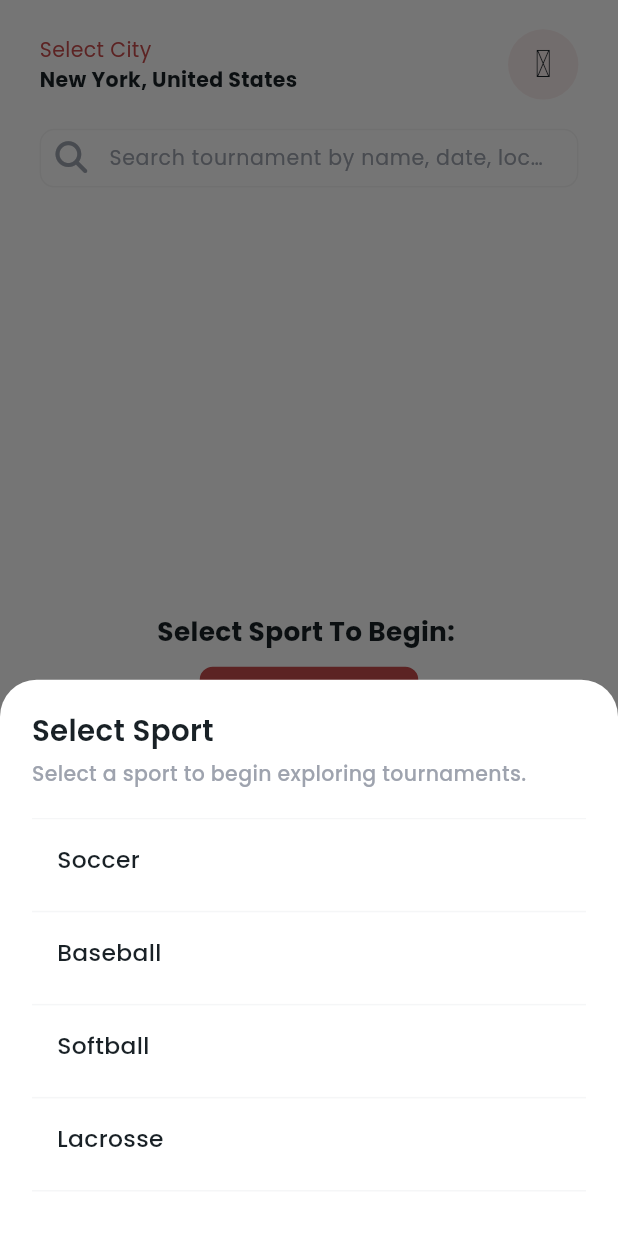
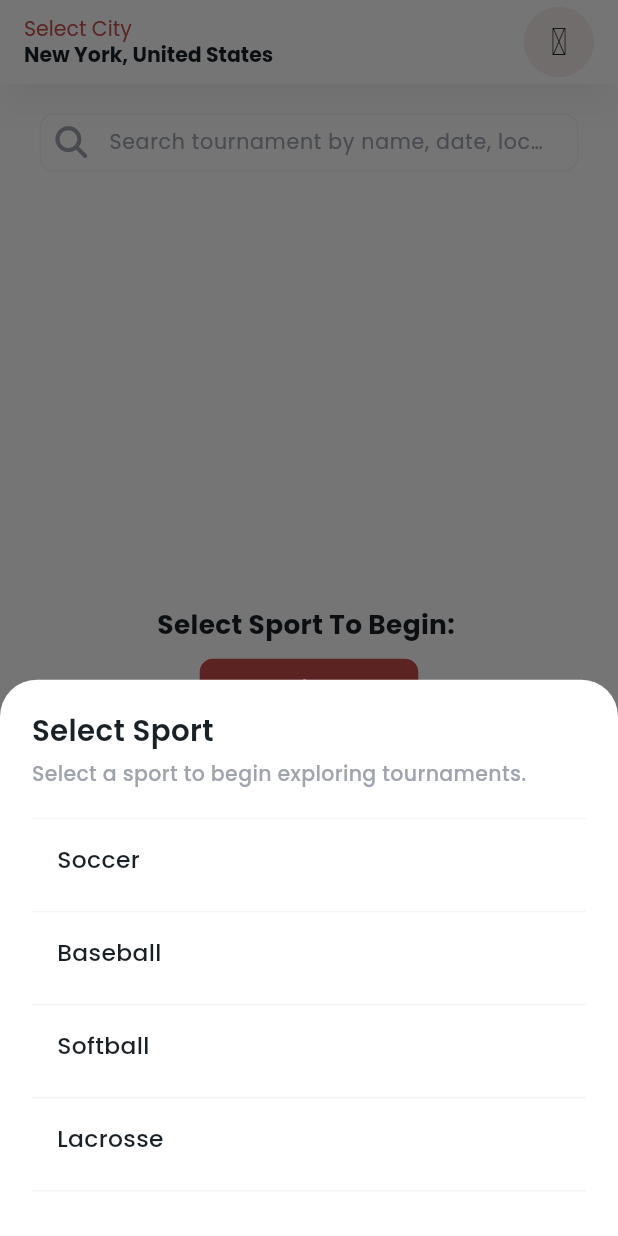
Before and after one commit to suheerthedev/game_day_valet, a Flutter app: the MainView screen opened by its route, after a tap on "Select", on a phone screen of 412 x 824 dp. Run offline on Flutter 3.47's test engine with Material 3 defaults, Android fonts, the phone set to English and light mode, and no system bars; our stand-ins replace flutter_screenutil, font_awesome_flutter, google_fonts, iconsax_flutter, stacked, stacked_services and 1 more.

Commit message:
Created EmptyRentalStatus View

```diff
--- a/lib/app/app.dart
+++ b/lib/app/app.dart
@@ -12,6 +12,7 @@ import 'package:game_day_valet/ui/views/forgot_password/forgot_password_view.dar
 import 'package:game_day_valet/ui/views/reset_password/reset_password_view.dart';
 import 'package:game_day_valet/ui/views/main/main_view.dart';
 import 'package:game_day_valet/ui/views/rental_booking/rental_booking_view.dart';
+import 'package:game_day_valet/ui/views/rental_status/rental_status_view.dart';
 // @stacked-import
 
 @StackedApp(
@@ -31,6 +32,7 @@ import 'package:game_day_valet/ui/views/rental_booking/rental_booking_view.dart'
     MaterialRoute(page: ResetPasswordView),
     MaterialRoute(page: MainView),
     MaterialRoute(page: RentalBookingView),
+    MaterialRoute(page: RentalStatusView),
 // @stacked-route
   ],
   dependencies: [
--- a/lib/ui/views/home/home_view.dart
+++ b/lib/ui/views/home/home_view.dart
@@ -21,12 +21,13 @@ class HomeView extends StackedView<HomeViewModel> {
   ) {
     return Scaffold(
         backgroundColor: AppColors.scaffoldBackground,
-        body: SafeArea(
-          child: Padding(
-            padding: EdgeInsets.symmetric(horizontal: 25.w, vertical: 20.h),
-            child: Column(
-              children: [
-                Row(
+        appBar: AppBar(
+          backgroundColor: AppColors.scaffoldBackground,
+          surfaceTintColor: Colors.transparent,
+          automaticallyImplyLeading: false,
+          elevation: 10,
+          shadowColor: AppColors.primary.withOpacity(0.1),
+          title: Row(
             mainAxisAlignment: MainAxisAlignment.spaceBetween,
             children: [
               Column(
@@ -56,7 +57,12 @@ class HomeView extends StackedView<HomeViewModel> {
               )
             ],
           ),
-                SizedBox(height: 20.h),
+        ),
+        body: SafeArea(
+          child: Padding(
+            padding: EdgeInsets.symmetric(horizontal: 25.w, vertical: 20.h),
+            child: Column(
+              children: [
                 SizedBox(
                   height: 40.h,
                   child: TextField(
--- a/lib/ui/views/main/main_view.dart
+++ b/lib/ui/views/main/main_view.dart
@@ -2,6 +2,7 @@ import 'package:flutter/material.dart';
 import 'package:game_day_valet/ui/common/app_colors.dart';
 import 'package:game_day_valet/ui/views/home/home_view.dart';
 import 'package:game_day_valet/ui/views/rental_booking/rental_booking_view.dart';
+import 'package:game_day_valet/ui/views/rental_status/rental_status_view.dart';
 import 'package:iconsax_flutter/iconsax_flutter.dart';
 import 'package:stacked/stacked.dart';
 
@@ -23,7 +24,7 @@ class MainView extends StackedView<MainViewModel> {
         children: const [
           HomeView(),
           RentalBookingView(),
-          HomeView(),
+          RentalStatusView(),
           HomeView(),
         ],
       ),
--- a/lib/ui/views/rental_booking/rental_booking_view.dart
+++ b/lib/ui/views/rental_booking/rental_booking_view.dart
@@ -20,18 +20,17 @@ class RentalBookingView extends StackedView<RentalBookingViewModel> {
   ) {
     return Scaffold(
         backgroundColor: AppColors.scaffoldBackground,
-        body: SafeArea(
-            child: Padding(
-          padding: EdgeInsets.symmetric(horizontal: 25.w, vertical: 20.h),
-          child: SingleChildScrollView(
-            child: Column(
-              crossAxisAlignment: CrossAxisAlignment.start,
-              children: [
-                Row(
+        appBar: AppBar(
+          backgroundColor: AppColors.scaffoldBackground,
+          surfaceTintColor: Colors.transparent,
+          elevation: 10,
+          shadowColor: AppColors.primary.withOpacity(0.1),
+          automaticallyImplyLeading: false,
+          title: Row(
             mainAxisAlignment: MainAxisAlignment.spaceBetween,
             children: [
               Text(
-                      'Rental Booking',
+                'Rental Status',
                 style: GoogleFonts.poppins(
                     fontSize: 24.sp,
                     fontWeight: FontWeight.w600,
@@ -47,6 +46,14 @@ class RentalBookingView extends StackedView<RentalBookingViewModel> {
               )
             ],
           ),
+        ),
+        body: SafeArea(
+            child: Padding(
+          padding: EdgeInsets.symmetric(horizontal: 25.w, vertical: 20.h),
+          child: SingleChildScrollView(
+            child: Column(
+              crossAxisAlignment: CrossAxisAlignment.start,
+              children: [
                 //DropDowns
                 SizedBox(height: 20.h),
                 Row(
--- /dev/null
+++ b/lib/ui/views/rental_status/rental_status_view.dart
@@ -0,0 +1,89 @@
+import 'package:flutter/material.dart';
+import 'package:flutter_screenutil/flutter_screenutil.dart';
+import 'package:game_day_valet/ui/common/app_colors.dart';
+import 'package:google_fonts/google_fonts.dart';
+import 'package:iconsax_flutter/iconsax_flutter.dart';
+import 'package:stacked/stacked.dart';
+
+import 'rental_status_viewmodel.dart';
+
+class RentalStatusView extends StackedView<RentalStatusViewModel> {
+  const RentalStatusView({Key? key}) : super(key: key);
+
+  @override
+  Widget builder(
+    BuildContext context,
+    RentalStatusViewModel viewModel,
+    Widget? child,
+  ) {
+    return Scaffold(
+        backgroundColor: AppColors.scaffoldBackground,
+        appBar: AppBar(
+          backgroundColor: AppColors.scaffoldBackground,
+          surfaceTintColor: Colors.transparent,
+          automaticallyImplyLeading: false,
+          elevation: 10,
+          shadowColor: AppColors.primary.withOpacity(0.1),
+          title: Row(
+            mainAxisAlignment: MainAxisAlignment.spaceBetween,
+            children: [
+              Text(
+                'Rental Status',
+                style: GoogleFonts.poppins(
+                    fontSize: 24.sp,
+                    fontWeight: FontWeight.w600,
+                    color: AppColors.textPrimary),
+              ),
+              CircleAvatar(
+                radius: 24.r,
+                backgroundColor: AppColors.secondary.withOpacity(0.1),
+                child: Center(
+                  child: Icon(Iconsax.notification,
+                      size: 24.w, color: AppColors.textPrimary),
+                ),
+              )
+            ],
+          ),
+        ),
+        body: SafeArea(
+            child: Padding(
+                padding: EdgeInsets.symmetric(horizontal: 25.w, vertical: 20.h),
+                child: _buildNoRentalState(context))));
+  }
+
+  Widget _buildNoRentalState(BuildContext context) {
+    return Center(
+      child: Column(
+        mainAxisAlignment: MainAxisAlignment.center,
+        children: [
+          Image.asset(
+            'assets/images/mascot.png',
+            width: 162.w,
+            height: 242.h,
+          ),
+          Text(
+            'Oops!',
+            style: GoogleFonts.poppins(
+                fontSize: 18.sp,
+                fontWeight: FontWeight.w700,
+                color: AppColors.textPrimary),
+          ),
+          SizedBox(height: 5.h),
+          Text(
+            'There are no rentals',
+            style: GoogleFonts.poppins(
+                fontSize: 14.sp,
+                fontWeight: FontWeight.w400,
+                color: AppColors.textHint),
+          ),
+        ],
+      ),
+    );
+  }
+
+  @override
+  RentalStatusViewModel viewModelBuilder(
+    BuildContext context,
+  ) =>
+      RentalStatusViewModel();
+}
--- /dev/null
+++ b/lib/ui/views/rental_status/rental_status_viewmodel.dart
@@ -0,0 +1,3 @@
+import 'package:stacked/stacked.dart';
+
+class RentalStatusViewModel extends BaseViewModel {}
```
Also changed, not shown: lib/app/app.router.dart (+55 -12 lines), assets/images/mascot.png (added), 1 other file. Lines whose indentation alone changed are shown as unchanged.
